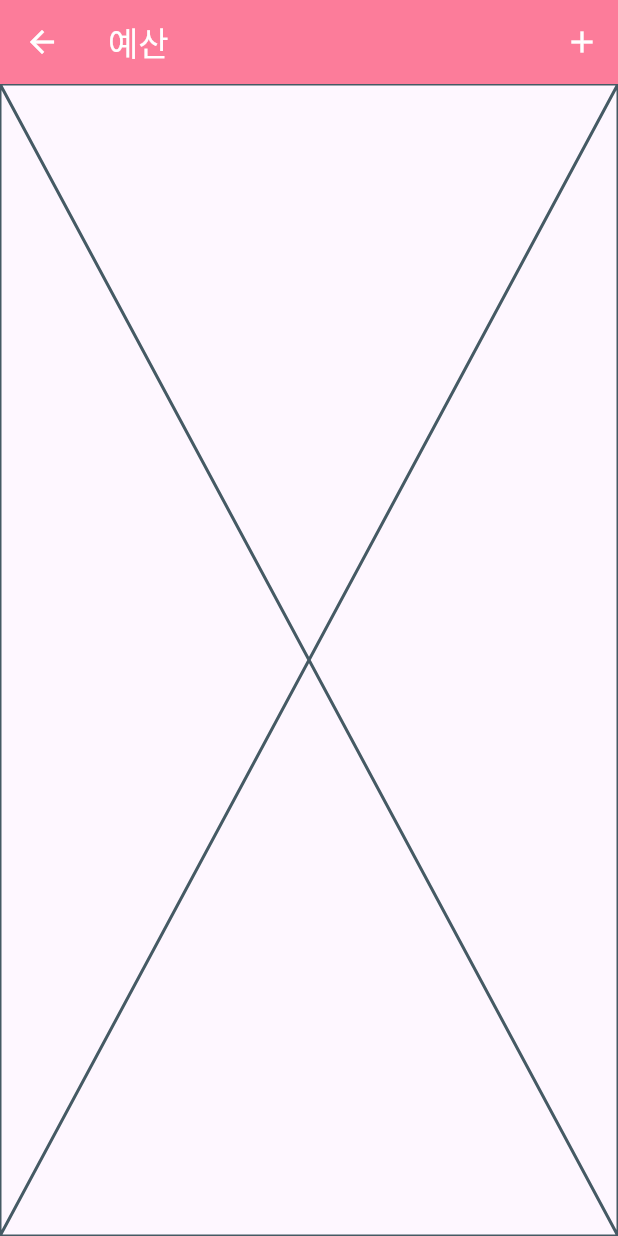
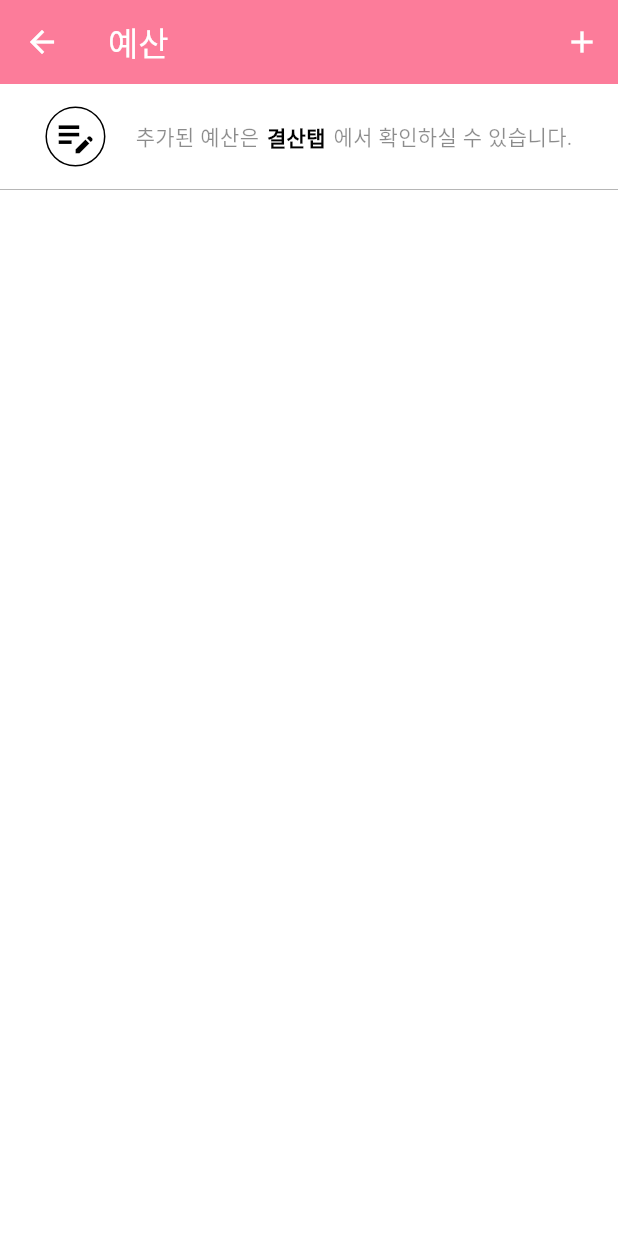
Before and after one commit to greenpig4b/pink-project-flutter, a Flutter app: the ResultBodyBudgetEdit screen opened directly, on a phone screen of 412 x 824 dp. Run offline on Flutter 3.47's test engine with Material 3 defaults, Android fonts, the phone set to English and light mode, and no system bars; our stand-ins replace dio, fl_chart, flutter_riverpod, flutter_secure_storage, flutter_svg, font_awesome_flutter and 1 more; accounts and stored records are empty.

Commit message:
result/budget/edit/info

```diff
--- a/lib/ui/main/result/components/result_body_budget_edit.dart
+++ b/lib/ui/main/result/components/result_body_budget_edit.dart
@@ -1,5 +1,6 @@
 import 'package:flutter/material.dart';
 import 'package:pinkpig_project_flutter/ui/main/result/components/result_body_budget_app_bar.dart';
+import 'package:pinkpig_project_flutter/ui/main/result/components/result_body_budget_edit_info.dart';
 
 class ResultBodyBudgetEdit extends StatelessWidget {
   const ResultBodyBudgetEdit({Key? key});
@@ -7,8 +8,17 @@ class ResultBodyBudgetEdit extends StatelessWidget {
   @override
   Widget build(BuildContext context) {
     return Scaffold(
+      backgroundColor: Colors.white,
       appBar: ResultBodyBudgetAppBar(title: "예산"),
-      body: Placeholder(),
+      body: Column(
+        children: [
+          ResultBodyBudgetEditInfo(),
+          Container(
+            height: 0.5, // 선의 높이 설정 (굵기)
+            color: Colors.grey, // 선의 색상 설정
+          ),
+        ],
+      ),
     );
   }
 }
--- /dev/null
+++ b/lib/ui/main/result/components/result_body_budget_edit_info.dart
@@ -0,0 +1,45 @@
+import 'package:flutter/material.dart';
+import 'package:pinkpig_project_flutter/ui/main/result/components/result_body_budget_app_bar.dart';
+
+class ResultBodyBudgetEditInfo extends StatelessWidget {
+  const ResultBodyBudgetEditInfo({Key? key});
+
+  @override
+  Widget build(BuildContext context) {
+    return Padding(
+      padding: const EdgeInsets.all(15.0),
+      child: Row(
+        mainAxisAlignment: MainAxisAlignment.center,
+        children: [
+          Container(
+            width: 40,
+            height: 40,
+            decoration: BoxDecoration(
+              shape: BoxShape.circle,
+              color: Colors.white,
+              border: Border.all(color: Colors.black, width: 1), // 검정색 테두리 설정
+            ),
+            child: Center(
+              child: Icon(Icons.edit_note, size: 30, color: Colors.black),
+            ),
+          ),
+          SizedBox(width: 20),
+          Text(
+            "추가된 예산은",
+            style: TextStyle(color: Colors.black45),
+          ),
+          SizedBox(width: 5),
+          Text(
+            "결산탭",
+            style: TextStyle(fontWeight: FontWeight.bold, color: Colors.black),
+          ),
+          SizedBox(width: 5),
+          Text(
+            "에서 확인하실 수 있습니다.",
+            style: TextStyle(color: Colors.black45),
+          ),
+        ],
+      ),
+    );
+  }
+}
```
